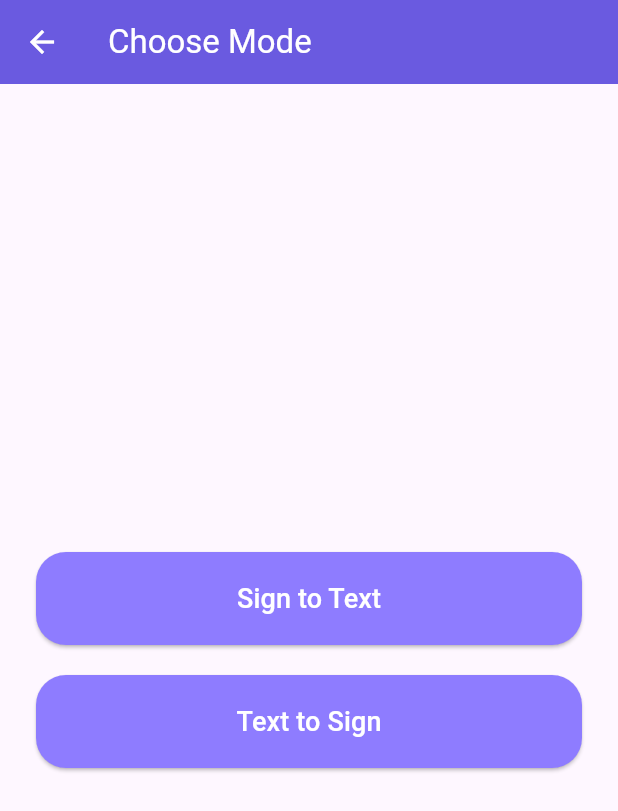
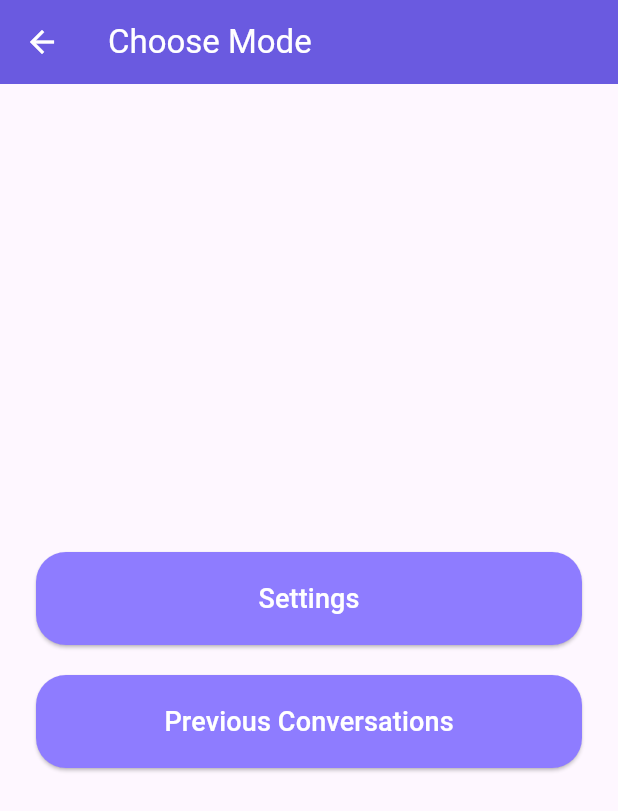
Before and after one commit to CodeForCauseTeam2/SignalFlow, a Flutter app: the screen it shows after launch, after a tap on "Click Here to Start", on a phone screen of 412 x 824 dp. Shown: the top 811 px of the screen. Run offline on Flutter 3.47's test engine with Material 3 defaults, Android fonts, the phone set to English and light mode, and no system bars; missing offline and left inert: dart:js_interop.

Commit message:
small changes

```diff
--- a/flutter_application_1/lib/mahoraga.dart
+++ b/flutter_application_1/lib/mahoraga.dart
@@ -15,6 +15,7 @@ class MainApp extends StatelessWidget {
           seedColor: const Color.fromARGB(255, 33, 103, 243),
           brightness: Brightness.dark,
         ),
+        //determines colors tones
         textTheme: const TextTheme(
           displayLarge: TextStyle(fontSize: 72, fontWeight: FontWeight.bold),
         ),
@@ -42,7 +43,7 @@ class FirstScreen extends StatelessWidget {
                   MaterialPageRoute(builder: (context) => const SecondScreen()),
                 );
               },
-              child: const Text('Sign to Text'),
+              child: const Text('Settings'),
             ),
             const SizedBox(height: 16),
             ElevatedButton(
@@ -52,7 +53,7 @@ class FirstScreen extends StatelessWidget {
                   MaterialPageRoute(builder: (context) => const ThirdScreen()),
                 );
               },
-              child: const Text('Text to Sign'),
+              child: const Text('Previous Conversations'),
             ),
           ],
         ),
@@ -67,8 +68,8 @@ class SecondScreen extends StatelessWidget {
   @override
   Widget build(BuildContext context) {
     return Scaffold(
-      appBar: AppBar(title: const Text('Sign to Text')),
-      body: const Center(child: Text('Start signing to translate sign language to text...')),
+      appBar: AppBar(title: const Text('Settings')),
+      body: const Center(child: Text('Modify features and settings here...')),
     );
   }
 }
@@ -79,8 +80,10 @@ class ThirdScreen extends StatelessWidget {
   @override
   Widget build(BuildContext context) {
     return Scaffold(
-      appBar: AppBar(title: const Text('Text to Sign')),
-      body: const Center(child: Text('Starting typing to translate text to sign language...')),
+      appBar: AppBar(title: const Text('Previous Conversations')),
+      body: const Center(
+        child: Text('Starting typing to translate text to sign language...'),
+      ),
     );
   }
 }
--- a/flutter_application_1/lib/main.dart
+++ b/flutter_application_1/lib/main.dart
@@ -18,7 +18,7 @@ class MainApp extends StatelessWidget {
 }
 
 /// =====================
-/// FIRST SCREEN (WELCOME)
+/// FIRST SCREEN (Our welcome )
 /// =====================
 class FirstScreen extends StatelessWidget {
   const FirstScreen({super.key});
@@ -39,7 +39,7 @@ class FirstScreen extends StatelessWidget {
             mainAxisAlignment: MainAxisAlignment.center,
             children: [
               const Text(
-                "Welcome to\nSignFlow",
+                "Welcome to\nSignFlow", // create teh style below
                 textAlign: TextAlign.center,
                 style: TextStyle(
                   fontSize: 40,
@@ -47,6 +47,7 @@ class FirstScreen extends StatelessWidget {
                   color: Colors.white,
                 ),
               ),
+
               const SizedBox(height: 60),
               ElevatedButton(
                 style: ElevatedButton.styleFrom(
@@ -101,9 +102,13 @@ class SecondScreen extends StatelessWidget {
         child: Column(
           mainAxisAlignment: MainAxisAlignment.center,
           children: [
-            customButton(context, "Sign to Text", const ThirdScreen()),
+            customButton(context, "Settings", const ThirdScreen()),
             const SizedBox(height: 20),
-            customButton(context, "Text to Sign", const FourthScreen()),
+            customButton(
+              context,
+              "Previous Conversations",
+              const FourthScreen(),
+            ),
           ],
         ),
       ),
@@ -137,7 +142,7 @@ class SecondScreen extends StatelessWidget {
 }
 
 /// =====================
-/// THIRD SCREEN
+/// THIRD SCREEN (Settings page)
 /// =====================
 class ThirdScreen extends StatelessWidget {
   const ThirdScreen({super.key});
@@ -145,15 +150,13 @@ class ThirdScreen extends StatelessWidget {
   @override
   Widget build(BuildContext context) {
     return const Scaffold(
-      body: Center(
-        child: Text("Sign to Text Screen", style: TextStyle(fontSize: 24)),
-      ),
+      body: Center(child: Text("Settings", style: TextStyle(fontSize: 24))),
     );
   }
 }
 
 /// =====================
-/// FOURTH SCREEN
+/// FOURTH SCREEN (previous conversations)
 /// =====================
 class FourthScreen extends StatelessWidget {
   const FourthScreen({super.key});
```
